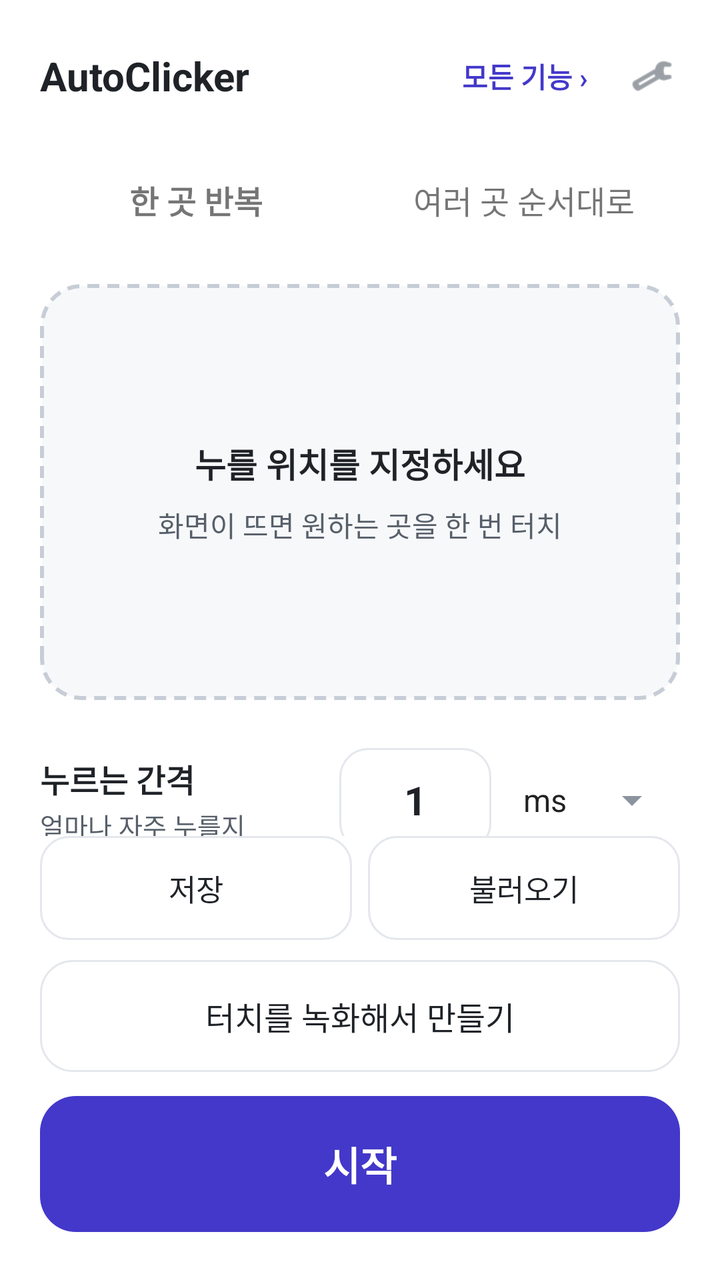
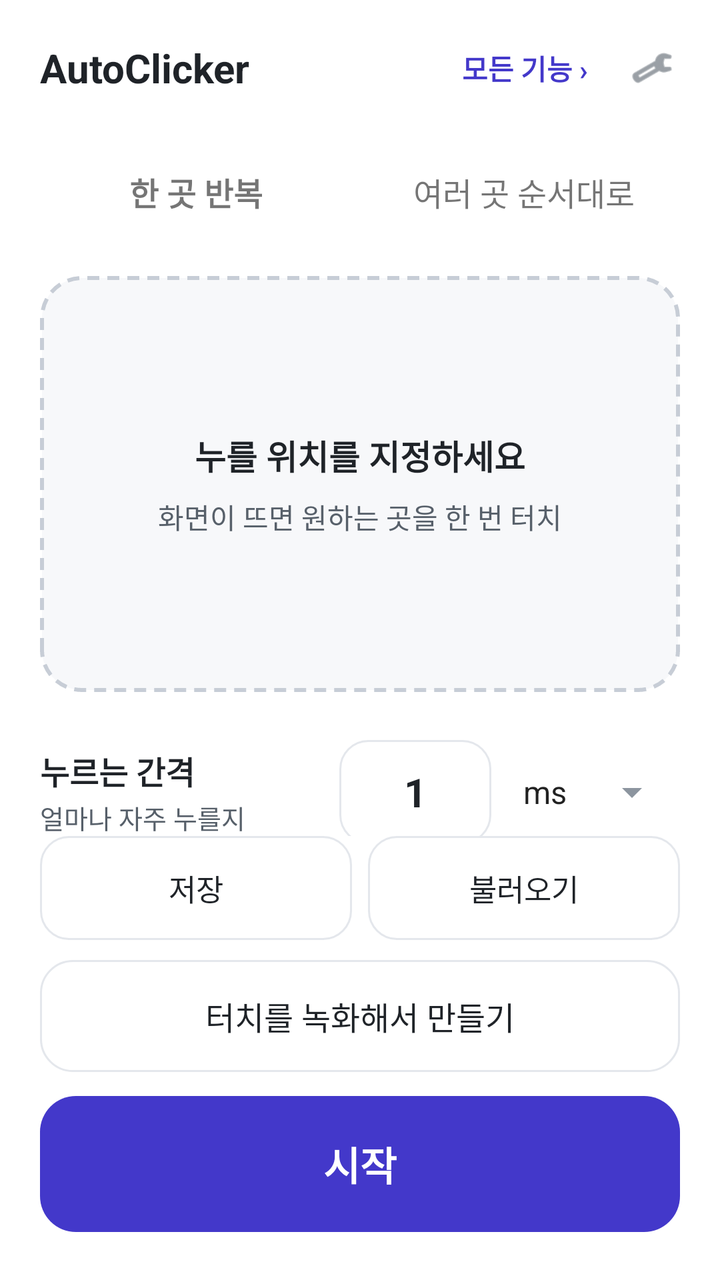

Two renders of the same Android screen: before a commit and after it. Below are the layout's source before the change and the commit's diff.
<!-- AndroidManifest.xml: application theme Theme.AutoClicker -->
<!-- res/layout/activity_simple_mode.xml -->
<?xml version="1.0" encoding="utf-8"?>
<LinearLayout xmlns:android="http://schemas.android.com/apk/res/android"
    android:layout_width="match_parent"
    android:layout_height="match_parent"
    android:orientation="vertical"
    android:background="@color/surface">

    
    <LinearLayout
        android:layout_width="match_parent"
        android:layout_height="wrap_content"
        android:orientation="horizontal"
        android:gravity="center_vertical"
        android:paddingStart="20dp"
        android:paddingEnd="12dp"
        android:paddingTop="16dp"
        android:paddingBottom="4dp">

        <TextView
            android:layout_width="0dp"
            android:layout_height="wrap_content"
            android:layout_weight="1"
            android:text="@string/app_name"
            android:textColor="@color/text_primary"
            android:textSize="20sp"
            android:textStyle="bold" />

        <TextView
            android:id="@+id/btnAdvancedMode"
            android:layout_width="wrap_content"
            android:layout_height="wrap_content"
            android:text="@string/simple_go_advanced"
            android:textColor="@color/simple_accent"
            android:textSize="14sp"
            android:textStyle="bold"
            android:padding="10dp"
            android:background="?attr/selectableItemBackgroundBorderless" />

        <ImageView
            android:id="@+id/btnSimpleSettings"
            android:layout_width="44dp"
            android:layout_height="44dp"
            android:padding="11dp"
            android:contentDescription="@string/title_settings"
            android:src="@android:drawable/ic_menu_preferences"
            android:background="?attr/selectableItemBackgroundBorderless"
            app:tint="@color/text_secondary"
            xmlns:app="http://schemas.android.com/apk/res-auto" />
    </LinearLayout>

    
    <TextView
        android:id="@+id/tvSimplePermission"
        android:layout_width="match_parent"
        android:layout_height="wrap_content"
        android:layout_marginStart="20dp"
        android:layout_marginEnd="20dp"
        android:layout_marginTop="8dp"
        android:background="@drawable/bg_simple_card"
        android:padding="14dp"
        android:text="@string/simple_need_permission"
        android:textColor="@color/text_secondary"
        android:textSize="13sp"
        android:visibility="gone" />

    
    <LinearLayout
        android:layout_width="match_parent"
        android:layout_height="wrap_content"
        android:orientation="horizontal"
        android:paddingStart="20dp"
        android:paddingEnd="20dp"
        android:paddingTop="10dp">

        <TextView
            android:id="@+id/btnModeSingle"
            android:layout_width="0dp"
            android:layout_height="52dp"
            android:layout_weight="1"
            android:layout_marginEnd="8dp"
            android:gravity="center"
            android:text="@string/simple_mode_single"
            android:textSize="16sp"
            android:textStyle="bold" />

        <TextView
            android:id="@+id/btnModeMulti"
            android:layout_width="0dp"
            android:layout_height="52dp"
            android:layout_weight="1"
            android:gravity="center"
            android:text="@string/simple_mode_multi"
            android:textSize="16sp" />
    </LinearLayout>

    <ScrollView
        android:layout_width="match_parent"
        android:layout_height="0dp"
        android:layout_weight="1"
        android:fillViewport="true"
        android:scrollbars="none">

        <LinearLayout
            android:layout_width="match_parent"
            android:layout_height="wrap_content"
            android:orientation="vertical"
            android:paddingStart="20dp"
            android:paddingEnd="20dp"
            android:paddingTop="16dp"
            android:paddingBottom="8dp">

            
            <LinearLayout
                android:id="@+id/cardPickSingle"
                android:layout_width="match_parent"
                android:layout_height="208dp"
                android:orientation="vertical"
                android:gravity="center"
                android:background="@drawable/bg_simple_dashed"
                android:clickable="true"
                android:focusable="true">

                <TextView
                    android:id="@+id/tvSingleTitle"
                    android:layout_width="wrap_content"
                    android:layout_height="wrap_content"
                    android:text="@string/simple_pick_title"
                    android:textColor="@color/text_primary"
                    android:textSize="17sp"
                    android:textStyle="bold" />

                <TextView
                    android:id="@+id/tvSingleHint"
                    android:layout_width="wrap_content"
                    android:layout_height="wrap_content"
                    android:layout_marginTop="8dp"
                    android:text="@string/simple_pick_hint"
                    android:textColor="@color/text_secondary"
                    android:textSize="14sp" />
            </LinearLayout>

            
            <LinearLayout
                android:id="@+id/groupMulti"
                android:layout_width="match_parent"
                android:layout_height="wrap_content"
                android:orientation="vertical"
                android:visibility="gone">

                <androidx.recyclerview.widget.RecyclerView
                    android:id="@+id/rvSimplePoints"
                    android:layout_width="match_parent"
                    android:layout_height="wrap_content"
                    android:nestedScrollingEnabled="false" />

                <TextView
                    android:id="@+id/btnAddPoint"
                    android:layout_width="match_parent"
                    android:layout_height="64dp"
                    android:layout_marginTop="10dp"
                    android:background="@drawable/bg_simple_dashed_sm"
                    android:gravity="center"
                    android:text="@string/simple_add_point"
                    android:textColor="@color/simple_accent"
                    android:textSize="16sp"
                    android:textStyle="bold" />
            </LinearLayout>

            
            <LinearLayout
                android:layout_width="match_parent"
                android:layout_height="wrap_content"
                android:orientation="horizontal"
                android:gravity="center_vertical"
                android:layout_marginTop="24dp">

                <LinearLayout
                    android:layout_width="0dp"
                    android:layout_height="wrap_content"
                    android:layout_weight="1"
                    android:orientation="vertical">

                    <TextView
                        android:layout_width="wrap_content"
                        android:layout_height="wrap_content"
                        android:text="@string/simple_interval"
                        android:textColor="@color/text_primary"
                        android:textSize="16sp"
                        android:textStyle="bold" />

                    <TextView
                        android:layout_width="wrap_content"
                        android:layout_height="wrap_content"
                        android:layout_marginTop="2dp"
                        android:text="@string/simple_interval_hint"
                        android:textColor="@color/text_secondary"
                        android:textSize="13sp" />
                </LinearLayout>

                <EditText
                    android:id="@+id/etSimpleInterval"
                    android:layout_width="76dp"
                    android:layout_height="52dp"
                    android:background="@drawable/bg_simple_outline"
                    android:gravity="center"
                    android:importantForAutofill="no"
                    android:inputType="number"
                    android:text="1"
                    android:textColor="@color/text_primary"
                    android:textSize="20sp"
                    android:textStyle="bold"
                    android:contentDescription="@string/simple_interval" />

                <Spinner
                    android:id="@+id/spSimpleUnit"
                    android:layout_width="wrap_content"
                    android:layout_height="52dp"
                    android:layout_marginStart="8dp"
                    android:minWidth="76dp"
                    android:entries="@array/delay_unit_labels" />
            </LinearLayout>

            
            <LinearLayout
                android:layout_width="match_parent"
                android:layout_height="wrap_content"
                android:orientation="horizontal"
                android:gravity="center_vertical"
                android:layout_marginTop="20dp">

                <LinearLayout
                    android:layout_width="0dp"
                    android:layout_height="wrap_content"
                    android:layout_weight="1"
                    android:orientation="vertical">

                    <TextView
                        android:layout_width="wrap_content"
                        android:layout_height="wrap_content"
                        android:text="@string/simple_repeat"
                        android:textColor="@color/text_primary"
                        android:textSize="16sp"
                        android:textStyle="bold" />

                    <TextView
                        android:id="@+id/tvRepeatHint"
                        android:layout_width="wrap_content"
                        android:layout_height="wrap_content"
                        android:layout_marginTop="2dp"
                        android:text="@string/simple_repeat_forever_hint"
                        android:textColor="@color/text_secondary"
                        android:textSize="13sp" />
                </LinearLayout>

                <TextView
                    android:id="@+id/btnRepeatForever"
                    android:layout_width="wrap_content"
                    android:layout_height="52dp"
                    android:gravity="center"
                    android:paddingStart="20dp"
                    android:paddingEnd="20dp"
                    android:text="@string/simple_repeat_forever"
                    android:textSize="16sp"
                    android:textStyle="bold" />

                <EditText
                    android:id="@+id/etRepeatCount"
                    android:layout_width="80dp"
                    android:layout_height="52dp"
                    android:layout_marginStart="8dp"
                    android:gravity="center"
                    android:importantForAutofill="no"
                    android:inputType="number"
                    android:text="50"
                    android:textSize="20sp"
                    android:textStyle="bold"
                    android:contentDescription="@string/simple_repeat" />
            </LinearLayout>

        </LinearLayout>
    </ScrollView>

    
    <LinearLayout
        android:layout_width="match_parent"
        android:layout_height="wrap_content"
        android:orientation="vertical"
        android:paddingStart="20dp"
        android:paddingEnd="20dp"
        android:paddingBottom="24dp">

        <LinearLayout
            android:layout_width="match_parent"
            android:layout_height="wrap_content"
            android:orientation="horizontal"
            android:layout_marginBottom="10dp">

            <TextView
                android:id="@+id/btnSimpleSave"
                android:layout_width="0dp"
                android:layout_height="52dp"
                android:layout_weight="1"
                android:layout_marginEnd="8dp"
                android:background="@drawable/bg_simple_outline"
                android:gravity="center"
                android:text="@string/simple_save"
                android:textColor="@color/text_primary"
                android:textSize="15sp" />

            <TextView
                android:id="@+id/btnSimpleLoad"
                android:layout_width="0dp"
                android:layout_height="52dp"
                android:layout_weight="1"
                android:background="@drawable/bg_simple_outline"
                android:gravity="center"
                android:text="@string/simple_load"
                android:textColor="@color/text_primary"
                android:textSize="15sp" />
        </LinearLayout>

        <TextView
            android:id="@+id/btnSimpleRecord"
            android:layout_width="match_parent"
            android:layout_height="56dp"
            android:background="@drawable/bg_simple_outline_lg"
            android:gravity="center"
            android:text="@string/simple_record"
            android:textColor="@color/text_primary"
            android:textSize="16sp" />

        <TextView
            android:id="@+id/btnSimpleStart"
            android:layout_width="match_parent"
            android:layout_height="68dp"
            android:layout_marginTop="12dp"
            android:background="@drawable/bg_simple_primary"
            android:gravity="center"
            android:text="@string/simple_start"
            android:textColor="@color/simple_on_accent"
            android:textSize="20sp"
            android:textStyle="bold" />
    </LinearLayout>

</LinearLayout>
<!-- resources referenced by this layout -->
<resources>
  <string-array name="delay_unit_labels">
          <item>ms</item>
          <item>초</item>
          <item>분</item>
      </string-array>
  <color name="simple_accent">#4338CA</color>
  <color name="simple_on_accent">#FFFFFF</color>
  <color name="surface">#FFFFFF</color>
  <color name="text_primary">#1F2328</color>
  <color name="text_secondary">#57606A</color>
  <!-- drawable bg_simple_card (drawable) -->
  <?xml version="1.0" encoding="utf-8"?>
  <shape xmlns:android="http://schemas.android.com/apk/res/android" android:shape="rectangle">
      <solid android:color="@color/simple_card" />
      <corners android:radius="16dp" />
  </shape>
  <!-- drawable bg_simple_dashed (drawable) -->
  <?xml version="1.0" encoding="utf-8"?>
  <shape xmlns:android="http://schemas.android.com/apk/res/android" android:shape="rectangle">
      <solid android:color="@color/simple_card" />
      <stroke android:width="2dp" android:color="@color/simple_dash" android:dashWidth="6dp" android:dashGap="4dp" />
      <corners android:radius="20dp" />
  </shape>
  <!-- drawable bg_simple_dashed_sm (drawable) -->
  <?xml version="1.0" encoding="utf-8"?>
  <shape xmlns:android="http://schemas.android.com/apk/res/android" android:shape="rectangle">
      <solid android:color="@color/simple_field" />
      <stroke android:width="2dp" android:color="@color/simple_dash" android:dashWidth="6dp" android:dashGap="4dp" />
      <corners android:radius="16dp" />
  </shape>
  <!-- drawable bg_simple_outline (drawable) -->
  <?xml version="1.0" encoding="utf-8"?>
  <shape xmlns:android="http://schemas.android.com/apk/res/android" android:shape="rectangle">
      <solid android:color="@color/simple_field" />
      <stroke android:width="1dp" android:color="@color/simple_outline" />
      <corners android:radius="14dp" />
  </shape>
  <!-- drawable bg_simple_outline_lg (drawable) -->
  <?xml version="1.0" encoding="utf-8"?>
  <shape xmlns:android="http://schemas.android.com/apk/res/android" android:shape="rectangle">
      <solid android:color="@color/simple_field" />
      <stroke android:width="1dp" android:color="@color/simple_outline" />
      <corners android:radius="16dp" />
  </shape>
  <!-- drawable bg_simple_primary (drawable) -->
  <?xml version="1.0" encoding="utf-8"?>
  <shape xmlns:android="http://schemas.android.com/apk/res/android" android:shape="rectangle">
      <solid android:color="@color/simple_accent" />
      <corners android:radius="18dp" />
  </shape>
  <string name="app_name">AutoClicker</string>
  <string name="simple_add_point">+ 위치 추가</string>
  <string name="simple_go_advanced">모든 기능 ›</string>
  <string name="simple_interval">누르는 간격</string>
  <string name="simple_interval_hint">얼마나 자주 누를지</string>
  <string name="simple_load">불러오기</string>
  <string name="simple_mode_multi">여러 곳 순서대로</string>
  <string name="simple_mode_single">한 곳 반복</string>
  <string name="simple_need_permission">시작하려면 접근성 서비스와 다른 앱 위에 표시 권한이 필요합니다. 눌러서 설정하세요.</string>
  <string name="simple_pick_hint">화면이 뜨면 원하는 곳을 한 번 터치</string>
  <string name="simple_pick_title">누를 위치를 지정하세요</string>
  <string name="simple_record">터치를 녹화해서 만들기</string>
  <string name="simple_repeat">반복</string>
  <string name="simple_repeat_forever">무한</string>
  <string name="simple_repeat_forever_hint">멈출 때까지 계속</string>
  <string name="simple_save">저장</string>
  <string name="simple_start">시작</string>
  <string name="title_settings">설정</string>
  <color name="simple_card">#F7F8FA</color>
  <color name="simple_dash">#C7CDD6</color>
  <color name="simple_field">#FFFFFF</color>
  <color name="simple_outline">#E4E7EC</color>
  <color name="primary">#6366F1</color>
  <color name="primary_dark">#4F46E5</color>
  <color name="white">#FFFFFFFF</color>
  <color name="bg_dark">#F6F8FA</color>
  <color name="text_hint">#8C959F</color>
  <!-- unchanged entries left out for length: 1 -->
</resources>

<!-- the commit's change to res/layout/activity_simple_mode.xml (unified diff, before → after) -->
@@ -3,6 +3,7 @@
     android:layout_width="match_parent"
     android:layout_height="match_parent"
     android:orientation="vertical"
+    android:fitsSystemWindows="true"
     android:background="@color/surface">
 
     
@@ -13,7 +14,7 @@
         android:gravity="center_vertical"
         android:paddingStart="20dp"
         android:paddingEnd="12dp"
-        android:paddingTop="16dp"
+        android:paddingTop="12dp"
         android:paddingBottom="4dp">
 
         <TextView
